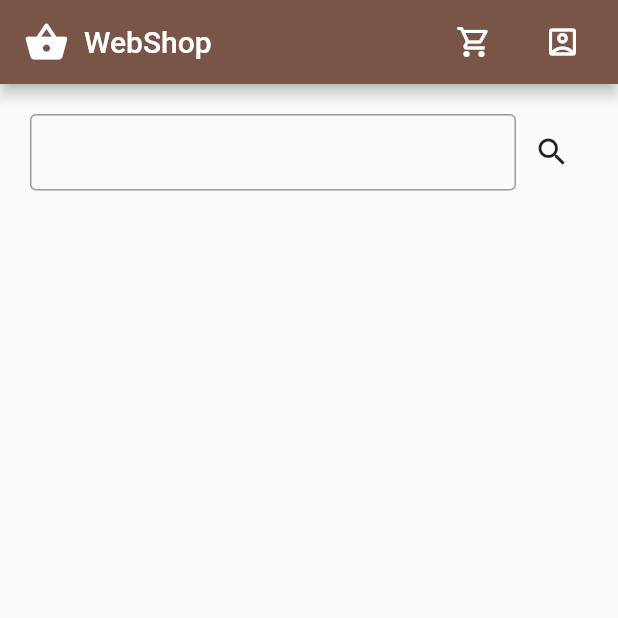
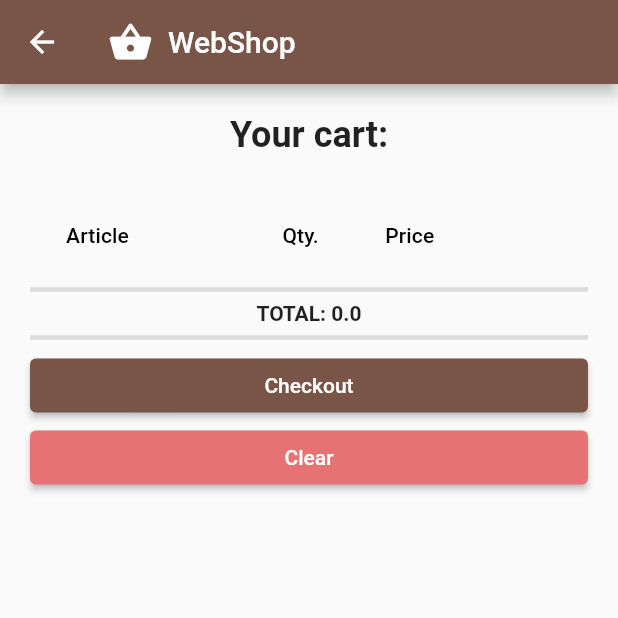
Before and after one commit to arogina/webshop-flutter, a Flutter app: the screen it shows after launch, after a tap on the "shopping cart" icon, after a tap on "View cart", on a phone screen of 412 x 824 dp, the top half of it. Run offline on Flutter 3.47's test engine with Material 2 defaults, Android fonts, the phone set to English and light mode, and no system bars; our stand-ins replace dio, logger, retrofit; missing offline and left inert: flutter_touch_spin; generated files the repository leaves out were written again; network calls fail.

Commit message:
Added Cart screen, added AddToCart functionality, listing items that are in active cart

```diff
--- /dev/null
+++ b/lib/app/models/cart.dart
@@ -0,0 +1,14 @@
+import 'package:webshop_flutter/app/api/articles/articles.dart';
+
+class Cart {
+  Article article;
+  int quantity;
+  static double totalSum = 0;
+
+  Cart({
+    required this.article,
+    required this.quantity,
+  }) {
+    totalSum += double.parse(article.price) * quantity;
+  }
+}
--- /dev/null
+++ b/lib/app/screens/cart_screen.dart
@@ -0,0 +1,95 @@
+import 'package:flutter/material.dart';
+import 'package:webshop_flutter/app/models/cart.dart';
+import 'package:webshop_flutter/app/utils/globals.dart' as global;
+import 'package:webshop_flutter/app/widgets/named_button.dart';
+
+class CartScreen extends StatefulWidget {
+  const CartScreen({super.key});
+
+  @override
+  State<CartScreen> createState() => _CartScreenState();
+}
+
+class _CartScreenState extends State<CartScreen> {
+  @override
+  Widget build(BuildContext context) {
+    return GestureDetector(
+        onTap: () => {FocusManager.instance.primaryFocus?.unfocus()},
+        child: Scaffold(
+            appBar: AppBar(
+              backgroundColor: Colors.brown,
+              title: const Row(
+                children: [
+                  Icon(Icons.shopping_basket, size: 30),
+                  SizedBox(width: 10),
+                  Text("WebShop"),
+                ],
+              ),
+            ),
+            body: Container(
+                padding: const EdgeInsets.all(20),
+                width: double.infinity,
+                child: ListView(children: [
+                  Row(
+                    mainAxisAlignment: MainAxisAlignment.center,
+                    children: [
+                      Text(
+                        "Your cart:",
+                        style: TextStyle(
+                            fontSize: Theme.of(context)
+                                .textTheme
+                                .headlineSmall
+                                ?.fontSize,
+                            fontWeight: FontWeight.bold),
+                      )
+                    ],
+                  ),
+                  const SizedBox(
+                    height: 25,
+                  ),
+                  DataTable(
+                      columnSpacing: 10,
+                      columns: const [
+                        DataColumn(
+                            label: SizedBox(
+                          width: 100,
+                          child: Text("Article"),
+                        )),
+                        DataColumn(label: Text("Qty.")),
+                        DataColumn(label: Text("Price")),
+                        DataColumn(label: Text("")),
+                      ],
+                      rows: global.currentCart.map((item) {
+                        return DataRow(cells: [
+                          DataCell(SizedBox(
+                              width: 150, child: Text(item.article.name))),
+                          DataCell(Text(item.quantity.toString())),
+                          DataCell(Text(item.article.price)),
+                          DataCell(IconButton(
+                            icon: const Icon(Icons.remove),
+                            onPressed: () {
+                              global.currentCart.remove(item);
+                              setState(() {});
+                            },
+                          )),
+                        ]);
+                      }).toList()),
+                  const Divider(thickness: 3),
+                  Text(
+                    "TOTAL: ${Cart.totalSum}",
+                    textAlign: TextAlign.center,
+                    style: const TextStyle(fontWeight: FontWeight.bold),
+                  ),
+                  const Divider(thickness: 3),
+                  NamedButton(text: "Checkout", onClick: () => {}),
+                  NamedButton(
+                      text: "Clear",
+                      backgroundColor: Colors.red.shade300,
+                      onClick: () => {
+                            global.currentCart = [],
+                            Cart.totalSum = 0,
+                            setState(() {})
+                          })
+                ]))));
+  }
+}
--- a/lib/app/screens/home_screen.dart
+++ b/lib/app/screens/home_screen.dart
@@ -1,5 +1,6 @@
 import 'package:flutter/material.dart';
 import 'package:webshop_flutter/app/api/articles/articles.dart';
+import 'package:webshop_flutter/app/screens/cart_screen.dart';
 import 'package:webshop_flutter/app/screens/login_screen.dart';
 import 'package:webshop_flutter/app/screens/register_screen.dart';
 import 'package:webshop_flutter/app/widgets/article_card.dart';
@@ -68,7 +69,11 @@ class _HomeScreenState extends State<HomeScreen> {
               menuChildren: [
                 MenuItemButton(
                   child: const MenuAcceleratorLabel('View cart'),
-                  onPressed: () => {},
+                  onPressed: () => {
+                    FocusManager.instance.primaryFocus?.unfocus(),
+                    Navigator.of(context).push(MaterialPageRoute(
+                        builder: (context) => const CartScreen()))
+                  },
                 ),
               ],
               child:
--- a/lib/app/utils/globals.dart
+++ b/lib/app/utils/globals.dart
@@ -1,7 +1,10 @@
 import 'package:dio/dio.dart';
 import 'package:logger/logger.dart';
+import 'package:webshop_flutter/app/models/cart.dart';
 
 const apiUrl = "https://6515cd3f09e3260018c92937.mockapi.io/webshop/api/";
 final dio = Dio();
 
 final logger = Logger();
+
+List<Cart> currentCart = [];
--- a/lib/app/widgets/named_button.dart
+++ b/lib/app/widgets/named_button.dart
@@ -3,11 +3,12 @@ import 'package:flutter/material.dart';
 class NamedButton extends StatefulWidget {
   final String text;
   final VoidCallback onClick;
-  const NamedButton({
-    super.key,
-    required this.text,
-    required this.onClick,
-  });
+  final Color backgroundColor;
+  const NamedButton(
+      {super.key,
+      required this.text,
+      required this.onClick,
+      this.backgroundColor = Colors.brown});
 
   @override
   State<NamedButton> createState() => _NamedButtonState();
@@ -19,8 +20,8 @@ class _NamedButtonState extends State<NamedButton> {
     return ElevatedButton(
       onPressed: widget.onClick,
       style: ButtonStyle(
-          backgroundColor:
-              MaterialStateProperty.resolveWith((states) => Colors.brown)),
+          backgroundColor: MaterialStateProperty.resolveWith(
+              (states) => widget.backgroundColor)),
       child: Text(widget.text),
     );
   }
```
Also changed, not shown: lib/app/widgets/article_card.dart (+38 -1 lines).
